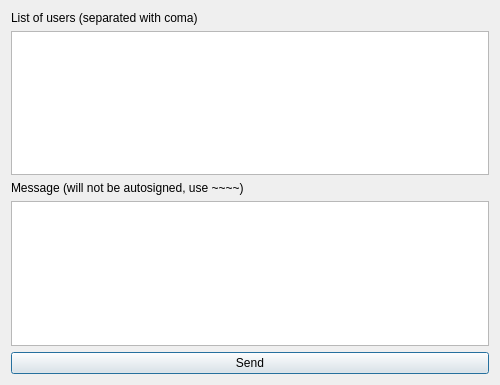
huggle/mass-delivery, file md/deliveryform.ui: the form before one commit.
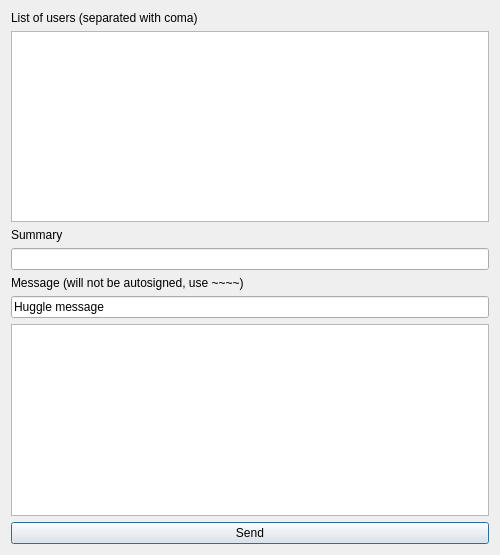
The form after the commit.

What changed in the file:
```diff
--- a/md/deliveryform.ui
+++ b/md/deliveryform.ui
@@ -7,7 +7,7 @@
     <x>0</x>
     <y>0</y>
     <width>500</width>
-    <height>385</height>
+    <height>555</height>
    </rect>
   </property>
   <property name="windowTitle">
@@ -24,6 +24,16 @@
    <item>
     <widget class="QTextEdit" name="textEdit"/>
    </item>
+   <item>
+    <widget class="QLabel" name="label_3">
+     <property name="text">
+      <string>Summary</string>
+     </property>
+    </widget>
+   </item>
+   <item>
+    <widget class="QLineEdit" name="lineEdit_2"/>
+   </item>
    <item>
     <widget class="QLabel" name="label_2">
      <property name="text">
@@ -31,6 +41,13 @@
      </property>
     </widget>
    </item>
+   <item>
+    <widget class="QLineEdit" name="lineEdit">
+     <property name="text">
+      <string>Huggle message</string>
+     </property>
+    </widget>
+   </item>
    <item>
     <widget class="QTextEdit" name="textEdit_2"/>
    </item>
```
